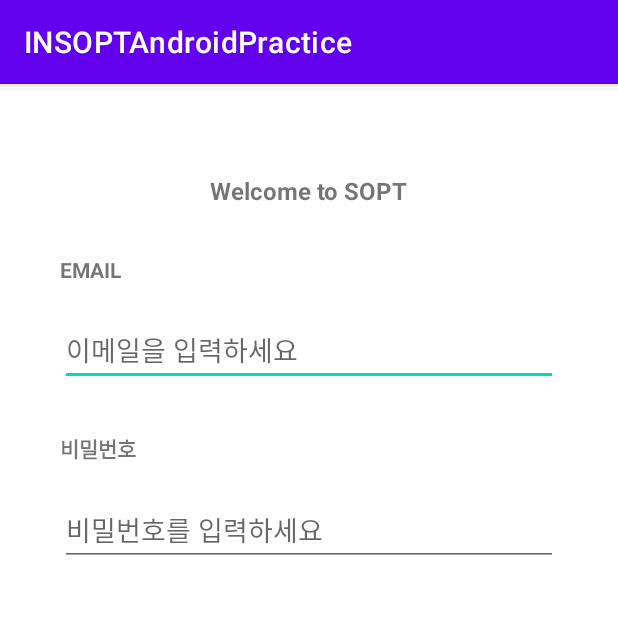
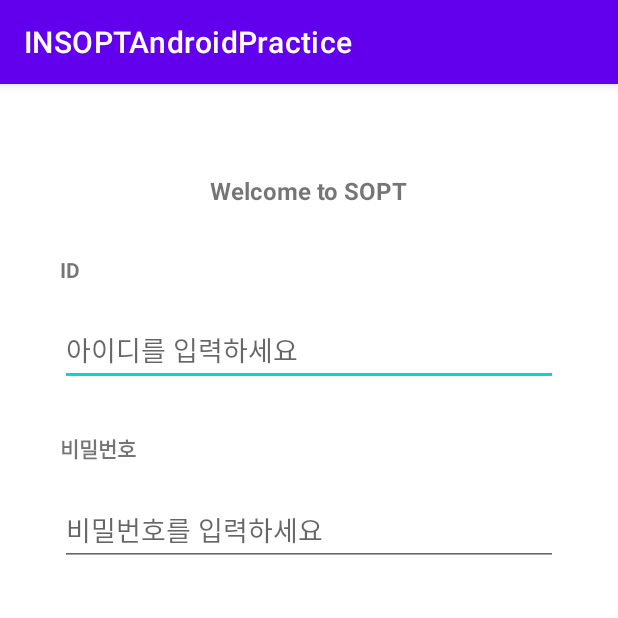
Before and after one commit to IN-SOPT-ANDROID/ahra-ko, an Android app: the screen it shows after launch (SignInActivity), on a phone screen of 412 x 824 dp, the top half of it. Run offline under Robolectric (Android 15) with nearby library versions, the phone set to English and light mode, and no system bars; libraries missing offline, so code that uses them is left out: com.jakewharton.retrofit2.

Commit message:
[ui] 문제조건 따라서 email->id 수정

```diff
--- a/app/src/main/res/layout/activity_sign_in.xml
+++ b/app/src/main/res/layout/activity_sign_in.xml
@@ -19,10 +19,10 @@
         android:textSize="16sp"/>
 
     <TextView
-        android:id="@+id/txt_email"
+        android:id="@+id/txt_id"
         android:layout_width="wrap_content"
         android:layout_height="wrap_content"
-        android:text="EMAIL"
+        android:text="ID"
         android:textStyle="bold"
         android:layout_marginTop="32dp"
         android:layout_marginStart="40dp"
@@ -30,15 +30,15 @@
         app:layout_constraintTop_toBottomOf="@+id/txt_title"/>
 
     <EditText
-        android:id="@+id/edt_email"
+        android:id="@+id/edt_id"
         android:layout_width="0dp"
         android:layout_height="wrap_content"
-        app:layout_constraintStart_toStartOf="@id/txt_email"
+        app:layout_constraintStart_toStartOf="@id/txt_id"
         app:layout_constraintEnd_toEndOf="parent"
         android:layout_marginEnd="40dp"
-        app:layout_constraintTop_toBottomOf="@id/txt_email"
+        app:layout_constraintTop_toBottomOf="@id/txt_id"
         android:layout_marginTop="20dp"
-        android:hint="이메일을 입력하세요" />
+        android:hint="아이디를 입력하세요" />
 
 
     <TextView
@@ -56,7 +56,7 @@
         android:id="@+id/edt_pw"
         android:layout_width="0dp"
         android:layout_height="wrap_content"
-        app:layout_constraintStart_toStartOf="@id/txt_email"
+        app:layout_constraintStart_toStartOf="@id/txt_id"
         app:layout_constraintEnd_toEndOf="parent"
         android:layout_marginEnd="40dp"
         app:layout_constraintTop_toBottomOf="@id/txt_pw"
```
